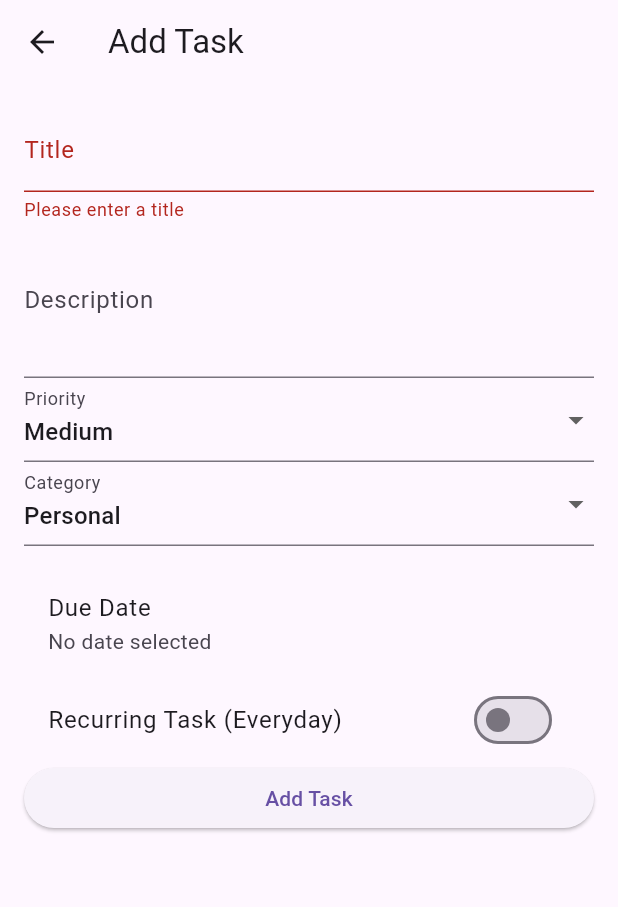
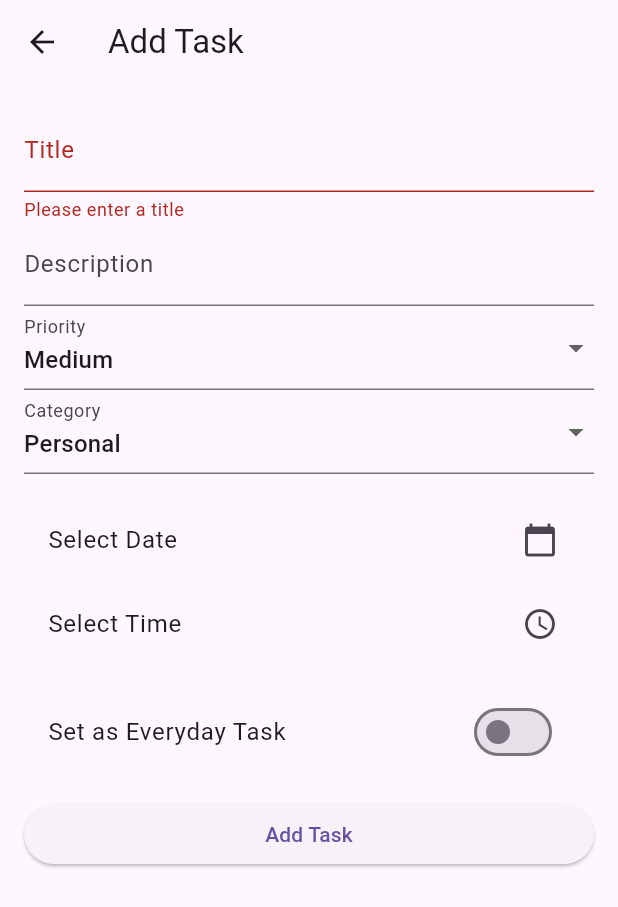
Before and after one commit to RANGIRA46/Todo_Flutter_App, a Flutter app: the TodoFormScreen screen opened directly, after a tap on "Add Task", on a phone screen of 412 x 824 dp. Shown: the top 907 px of the screen. Run offline on Flutter 3.47's test engine with Material 3 defaults, Android fonts, the phone set to English and light mode, and no system bars; our stand-ins replace sqflite, sqflite_common_ffi; accounts and stored records are empty.

Commit message:
Updated todo form

```diff
--- a/lib/screens/todo_form_screen.dart
+++ b/lib/screens/todo_form_screen.dart
@@ -4,7 +4,7 @@ import '../models/todo.dart';
 import '../services/database_helper.dart';
 
 class TodoFormScreen extends StatefulWidget {
-  final Todo? todo;
+  final Todo? todo; // Optional parameter for editing existing tasks
 
   const TodoFormScreen({Key? key, this.todo}) : super(key: key);
 
@@ -16,56 +16,96 @@ class _TodoFormScreenState extends State<TodoFormScreen> {
   final _formKey = GlobalKey<FormState>();
   late String _title;
   String? _description;
-  late String _priority;
-  late String _category;
-  DateTime? _dueDate;
-  late bool _isRecurring;
+  String _priority = 'Medium';
+  String _category = 'Personal';
+  DateTime? _dueDate; // Date for the task
+  TimeOfDay? _actionTime; // Time for the task
+  bool _isRecurring = false; // NEW: Toggle for everyday tasks
 
   @override
   void initState() {
     super.initState();
-    _title = widget.todo?.title ?? '';
-    _description = widget.todo?.description;
-    _priority = widget.todo?.priority ?? "Medium";
-    _category = widget.todo?.category ?? "Personal";
-    _dueDate = widget.todo?.dueDate;
-    _isRecurring = widget.todo?.isRecurring ?? false;
+    if (widget.todo != null) {
+      // Prefill fields if editing an existing task
+      _title = widget.todo!.title;
+      _description = widget.todo!.description;
+      _priority = widget.todo!.priority;
+      _category = widget.todo!.category;
+      _dueDate = widget.todo!.dueDate;
+      _actionTime = widget.todo!.actionTime != null
+          ? TimeOfDay.fromDateTime(widget.todo!.actionTime!)
+          : null;
+      _isRecurring = widget.todo!.isRecurring; // Prefill isRecurring
+    } else {
+      _title = '';
+      _description = null;
+    }
   }
 
-  Future<void> _pickDate(BuildContext context) async {
+  Future<void> _selectDate(BuildContext context) async {
     final DateTime? picked = await showDatePicker(
       context: context,
       initialDate: _dueDate ?? DateTime.now(),
-      firstDate: DateTime(2000),
+      firstDate: DateTime.now(),
       lastDate: DateTime(2101),
     );
-    if (picked != null) {
+    if (picked != null && picked != _dueDate) {
       setState(() {
         _dueDate = picked;
       });
     }
   }
 
-  void _saveTask() async {
+  Future<void> _selectTime(BuildContext context) async {
+    final TimeOfDay? picked = await showTimePicker(
+      context: context,
+      initialTime: _actionTime ?? TimeOfDay.now(),
+    );
+    if (picked != null && picked != _actionTime) {
+      setState(() {
+        _actionTime = picked;
+      });
+    }
+  }
+
+  Future<void> _saveTask() async {
     if (_formKey.currentState!.validate()) {
       _formKey.currentState!.save();
-      final newTodo = Todo(
+
+      DateTime? actionTime = _actionTime != null && _dueDate != null
+          ? DateTime(
+              _dueDate!.year,
+              _dueDate!.month,
+              _dueDate!.day,
+              _actionTime!.hour,
+              _actionTime!.minute,
+            )
+          : null;
+
+      final newTask = Todo(
         id: widget.todo?.id,
         title: _title,
         description: _description,
         dueDate: _dueDate,
+        actionTime: actionTime,
         priority: _priority,
         category: _category,
-        isCompleted: widget.todo?.isCompleted ?? false,
-        isRecurring: _isRecurring,
+        isRecurring: _isRecurring, // Save the recurring status
       );
 
       if (widget.todo == null) {
-        await DatabaseHelper.instance.insertTodo(newTodo);
+        await DatabaseHelper.instance.insertTodo(newTask);
+        ScaffoldMessenger.of(context).showSnackBar(
+          const SnackBar(content: Text('Task added successfully!')),
+        );
       } else {
-        await DatabaseHelper.instance.updateTodo(newTodo);
+        await DatabaseHelper.instance.updateTodo(newTask);
+        ScaffoldMessenger.of(context).showSnackBar(
+          const SnackBar(content: Text('Task updated successfully!')),
+        );
       }
-      if (mounted) Navigator.pop(context, true);
+
+      Navigator.pop(context, true);
     }
   }
 
@@ -84,56 +124,82 @@ class _TodoFormScreenState extends State<TodoFormScreen> {
               TextFormField(
                 initialValue: _title,
                 decoration: const InputDecoration(labelText: 'Title'),
-                validator: (value) => value == null || value.isEmpty
-                    ? 'Please enter a title'
-                    : null,
+                validator: (value) {
+                  if (value == null || value.isEmpty) {
+                    return 'Please enter a title';
+                  }
+                  return null;
+                },
                 onSaved: (value) => _title = value!,
               ),
               TextFormField(
                 initialValue: _description,
                 decoration: const InputDecoration(labelText: 'Description'),
-                maxLines: 3,
                 onSaved: (value) => _description = value,
               ),
               DropdownButtonFormField<String>(
                 value: _priority,
+                decoration: const InputDecoration(labelText: 'Priority'),
                 items: ['Low', 'Medium', 'High']
                     .map((priority) => DropdownMenuItem(
                           value: priority,
                           child: Text(priority),
                         ))
                     .toList(),
-                onChanged: (value) => setState(() => _priority = value!),
-                decoration: const InputDecoration(labelText: 'Priority'),
+                onChanged: (value) {
+                  setState(() {
+                    _priority = value!;
+                  });
+                },
               ),
               DropdownButtonFormField<String>(
                 value: _category,
-                items: ['Work', 'Personal', 'School']
+                decoration: const InputDecoration(labelText: 'Category'),
+                items: ['Personal', 'Work', 'School']
                     .map((category) => DropdownMenuItem(
                           value: category,
                           child: Text(category),
                         ))
                     .toList(),
-                onChanged: (value) => setState(() => _category = value!),
-                decoration: const InputDecoration(labelText: 'Category'),
+                onChanged: (value) {
+                  setState(() {
+                    _category = value!;
+                  });
+                },
               ),
-              const SizedBox(height: 16),
+              const SizedBox(height: 16.0),
               ListTile(
-                title: const Text('Due Date'),
-                subtitle: Text(_dueDate != null
-                    ? DateFormat('MMM d, yyyy').format(_dueDate!)
-                    : 'No date selected'),
-                onTap: () => _pickDate(context),
+                title: Text(
+                  _dueDate == null
+                      ? 'Select Date'
+                      : 'Date: ${DateFormat.yMMMd().format(_dueDate!)}',
+                ),
+                trailing: const Icon(Icons.calendar_today),
+                onTap: () => _selectDate(context),
               ),
+              ListTile(
+                title: Text(
+                  _actionTime == null
+                      ? 'Select Time'
+                      : 'Time: ${_actionTime!.format(context)}',
+                ),
+                trailing: const Icon(Icons.access_time),
+                onTap: () => _selectTime(context),
+              ),
+              const SizedBox(height: 16.0),
               SwitchListTile(
-                title: const Text('Recurring Task (Everyday)'),
+                title: const Text('Set as Everyday Task'),
                 value: _isRecurring,
-                onChanged: (value) => setState(() => _isRecurring = value),
+                onChanged: (value) {
+                  setState(() {
+                    _isRecurring = value;
+                  });
+                },
               ),
+              const SizedBox(height: 16.0),
               ElevatedButton(
                 onPressed: _saveTask,
-                child:
-                    Text(widget.todo == null ? 'Add Task' : 'Save Changes'),
+                child: Text(widget.todo == null ? 'Add Task' : 'Save Changes'),
               ),
             ],
           ),
```
